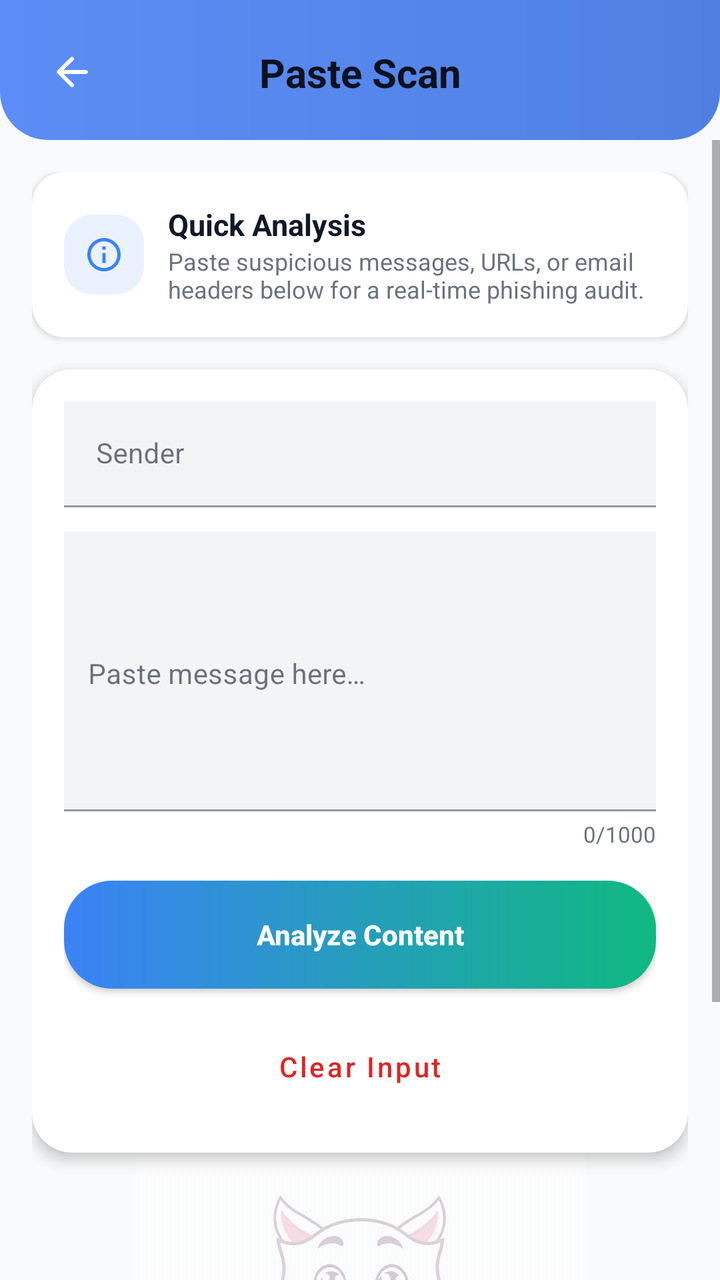
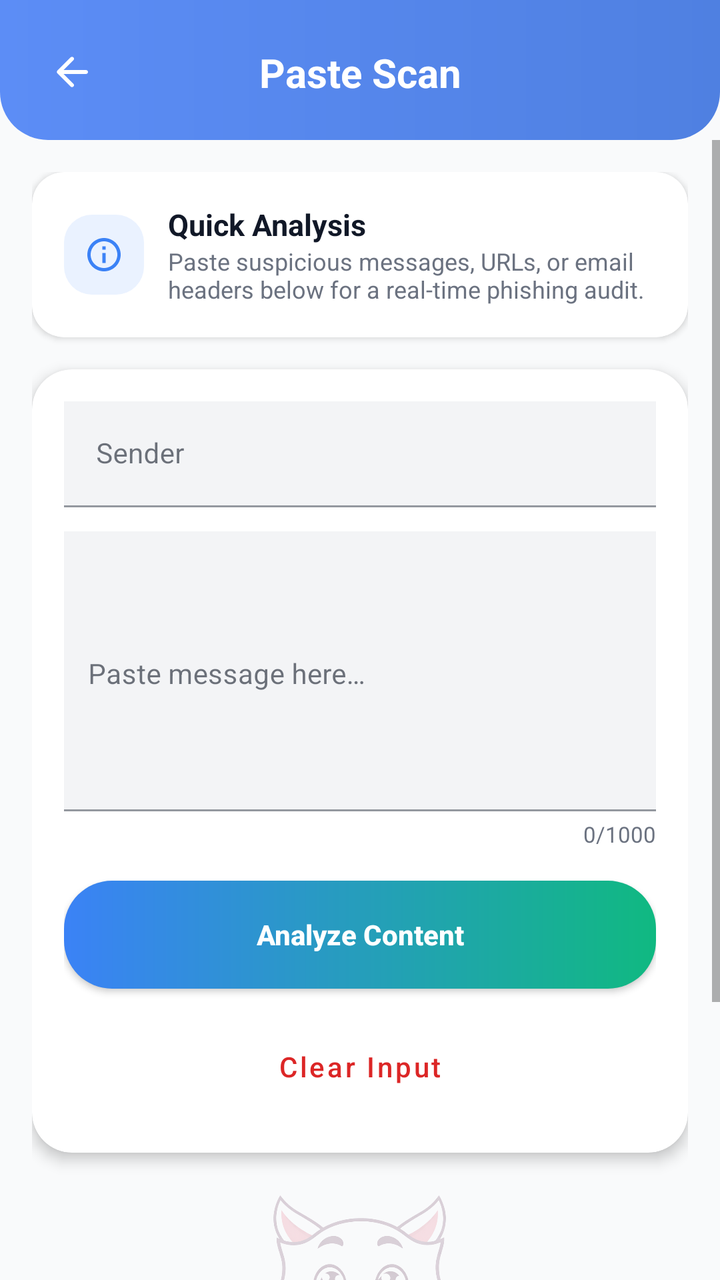

Before-and-after screenshots of an Android layout around one commit, followed by the original layout XML and the change that was made.
<!-- AndroidManifest.xml: application theme Theme.PhishSwish -->
<!-- res/layout/activity_paste_scan.xml -->
<?xml version="1.0" encoding="utf-8"?>
<androidx.constraintlayout.widget.ConstraintLayout
    xmlns:android="http://schemas.android.com/apk/res/android"
    xmlns:app="http://schemas.android.com/apk/res-auto"
    xmlns:tools="http://schemas.android.com/tools"
    android:id="@+id/main"
    android:layout_width="match_parent"
    android:layout_height="match_parent"
    android:background="@color/app_bg">

    
    <androidx.constraintlayout.widget.ConstraintLayout
        android:id="@+id/clHeader"
        android:layout_width="match_parent"
        android:layout_height="70dp"
        android:background="@drawable/bg_history_header"
        android:paddingTop="16dp"
        app:layout_constraintTop_toTopOf="parent">

        <ImageButton
            android:id="@+id/btnBack"
            android:layout_width="40dp"
            android:layout_height="40dp"
            android:layout_marginStart="16dp"
            android:background="?attr/selectableItemBackgroundBorderless"
            android:src="@drawable/ic_back_arrow"
            app:tint="@android:color/white"
            app:layout_constraintStart_toStartOf="parent"
            app:layout_constraintTop_toTopOf="parent"
            android:contentDescription="Back" />

        <TextView
            android:id="@+id/tvTitle"
            android:layout_width="wrap_content"
            android:layout_height="wrap_content"
            android:text="@string/title_paste_scan_header"
            android:textColor="?android:attr/textColorPrimary"
            android:textSize="20sp"
            android:textStyle="bold"
            app:layout_constraintBottom_toBottomOf="@+id/btnBack"
            app:layout_constraintEnd_toEndOf="parent"
            app:layout_constraintStart_toStartOf="parent"
            app:layout_constraintTop_toTopOf="@+id/btnBack" />

    </androidx.constraintlayout.widget.ConstraintLayout>

    <ScrollView
        android:layout_width="match_parent"
        android:layout_height="0dp"
        android:fillViewport="true"
        android:clipToPadding="false"
        android:paddingBottom="32dp"
        app:layout_constraintBottom_toBottomOf="parent"
        app:layout_constraintTop_toBottomOf="@id/clHeader">

        <LinearLayout
            android:layout_width="match_parent"
            android:layout_height="wrap_content"
            android:orientation="vertical"
            android:padding="16dp">

            
            <androidx.cardview.widget.CardView
                android:layout_width="match_parent"
                android:layout_height="wrap_content"
                app:cardCornerRadius="16dp"
                app:cardElevation="2dp">

                <LinearLayout
                    android:layout_width="match_parent"
                    android:layout_height="wrap_content"
                    android:orientation="horizontal"
                    android:padding="16dp"
                    android:gravity="center_vertical">

                    <FrameLayout
                        android:layout_width="40dp"
                        android:layout_height="40dp"
                        android:background="@drawable/bg_icon_container">
                        <ImageView
                            android:layout_width="20dp"
                            android:layout_height="20dp"
                            android:layout_gravity="center"
                            android:src="@drawable/ic_scan"
                            app:tint="@color/home_primary" />
                    </FrameLayout>

                    <LinearLayout
                        android:layout_width="0dp"
                        android:layout_height="wrap_content"
                        android:layout_weight="1"
                        android:layout_marginStart="12dp"
                        android:orientation="vertical">
                        <TextView
                            android:layout_width="wrap_content"
                            android:layout_height="wrap_content"
                            android:text="@string/paste_scan_card_title"
                            android:textStyle="bold"
                            android:textSize="15sp"
                            android:textColor="@color/text_dark" />
                        <TextView
                            android:layout_width="wrap_content"
                            android:layout_height="wrap_content"
                            android:text="@string/paste_scan_card_sub"
                            android:textSize="12sp"
                            android:textColor="@color/text_muted" />
                    </LinearLayout>
                </LinearLayout>
            </androidx.cardview.widget.CardView>

            
            <androidx.cardview.widget.CardView
                android:id="@+id/cvInput"
                android:layout_width="match_parent"
                android:layout_height="wrap_content"
                android:layout_marginTop="16dp"
                app:cardCornerRadius="20dp"
                app:cardElevation="4dp">

                <LinearLayout
                    android:layout_width="match_parent"
                    android:layout_height="wrap_content"
                    android:orientation="vertical"
                    android:padding="16dp">

                    <com.google.android.material.textfield.TextInputLayout
                        android:id="@+id/tilSender"
                        android:layout_width="match_parent"
                        android:layout_height="wrap_content"
                        android:hint="@string/hint_sender">

                        <com.google.android.material.textfield.TextInputEditText
                            android:id="@+id/etSender"
                            android:layout_width="match_parent"
                            android:layout_height="wrap_content"
                            android:inputType="textPersonName"
                            android:background="@color/divider"
                            android:textSize="14sp" />

                    </com.google.android.material.textfield.TextInputLayout>

                    <com.google.android.material.textfield.TextInputLayout
                        android:id="@+id/tilMessage"
                        android:layout_width="match_parent"
                        android:layout_height="wrap_content"
                        android:layout_marginTop="12dp"
                        android:hint="@string/hint_message">

                        <com.google.android.material.textfield.TextInputEditText
                            android:id="@+id/etMessage"
                            android:layout_width="match_parent"
                            android:layout_height="140dp"
                            android:background="@color/divider"
                            android:gravity="top"
                            android:inputType="textMultiLine"
                            android:paddingStart="12dp"
                            android:paddingEnd="12dp"
                            android:paddingBottom="12dp"
                            android:paddingTop="28dp"
                            android:textSize="14sp" />

                    </com.google.android.material.textfield.TextInputLayout>

                    <TextView
                        android:id="@+id/tvCharCount"
                        android:layout_width="wrap_content"
                        android:layout_height="wrap_content"
                        android:layout_gravity="end"
                        android:layout_marginTop="4dp"
                        android:text="0/1000"
                        android:textColor="@color/text_muted"
                        android:textSize="11sp" />

                    <Button
                        android:id="@+id/btnScan"
                        android:layout_width="match_parent"
                        android:layout_height="wrap_content"
                        android:minHeight="54dp"
                        android:layout_marginTop="16dp"
                        android:background="@drawable/bg_button_analyze"
                        android:text="@string/btn_analyze_content"
                        android:textAllCaps="false"
                        android:textColor="@android:color/white"
                        android:textStyle="bold"
                        app:icon="@drawable/ic_bolt"
                        app:iconGravity="textStart" />

                    <Button
                        android:id="@+id/btnClear"
                        style="@style/Widget.MaterialComponents.Button.OutlinedButton"
                        android:layout_width="match_parent"
                        android:layout_height="wrap_content"
                        android:minHeight="54dp"
                        android:layout_marginTop="12dp"
                        android:background="@drawable/bg_button_outline_red"
                        android:text="@string/btn_clear_input"
                        android:textAllCaps="false"
                        android:textColor="@color/scam_red"
                        app:icon="@drawable/ic_delete"
                        app:iconTint="@color/scam_red"
                        app:strokeColor="@color/scam_red" />

                </LinearLayout>
            </androidx.cardview.widget.CardView>

            
            <LinearLayout
                android:layout_width="match_parent"
                android:layout_height="wrap_content"
                android:orientation="vertical"
                android:gravity="center"
                android:layout_marginTop="0dp"
                android:layout_marginBottom="20dp">

                <ImageView
                    android:id="@+id/ivAiStatusIcon"
                    android:layout_width="250dp"
                    android:layout_height="150dp"
                    android:src="@drawable/cat_image"
                    android:alpha="0.35"
                    android:contentDescription="AI status icon" />

                <TextView
                    android:id="@+id/tvLastScanStatus"
                    android:layout_width="wrap_content"
                    android:layout_height="wrap_content"
                    android:layout_marginTop="0dp"
                    android:text="@string/label_ai_powered"
                    android:textColor="@color/text_muted"
                    android:textSize="14sp"
                    android:gravity="center"
                    android:paddingHorizontal="32dp" />

            </LinearLayout>

        </LinearLayout>
    </ScrollView>

</androidx.constraintlayout.widget.ConstraintLayout>
<!-- resources referenced by this layout -->
<resources>
  <color name="app_bg">#F9FAFB</color>
  <color name="divider">#F3F4F6</color>
  <color name="home_primary">#3B82F6</color>
  <color name="scam_red">#DC2626</color>
  <color name="text_dark">#111827</color>
  <color name="text_muted">#6B7280</color>
  <!-- drawable bg_button_analyze (drawable) -->
  <?xml version="1.0" encoding="utf-8"?>
  <shape xmlns:android="http://schemas.android.com/apk/res/android">
      <gradient
          android:startColor="@color/colorPrimary"
          android:endColor="#10B981"
          android:angle="0"/>
      <corners android:radius="24dp"/>
  </shape>
  <!-- drawable bg_button_outline_red (drawable) -->
  <?xml version="1.0" encoding="utf-8"?>
  <shape xmlns:android="http://schemas.android.com/apk/res/android">
      <solid android:color="@android:color/transparent"/>
      <stroke android:width="1.5dp" android:color="#DC2626"/>
      <corners android:radius="24dp"/>
  </shape>
  <!-- drawable bg_history_header (drawable) -->
  <?xml version="1.0" encoding="utf-8"?>
  <shape xmlns:android="http://schemas.android.com/apk/res/android">
      <gradient
          android:startColor="#5C8DF6"
          android:endColor="#4F80E1"
          android:angle="0"/>
      <corners
          android:bottomLeftRadius="24dp"
          android:bottomRightRadius="24dp"/>
  </shape>
  <!-- drawable bg_icon_container (drawable) -->
  <?xml version="1.0" encoding="utf-8"?>
  <shape xmlns:android="http://schemas.android.com/apk/res/android">
      <solid android:color="@color/icon_bg"/>
      <corners android:radius="14dp"/>
  </shape>
  <!-- drawable cat_image: png bitmap (drawable, 203805 bytes) -->
  <!-- drawable ic_delete (drawable) -->
  <vector xmlns:android="http://schemas.android.com/apk/res/android"
      android:width="24dp"
      android:height="24dp"
      android:viewportWidth="24"
      android:viewportHeight="24">
      <path
          android:fillColor="@color/surface"
          android:pathData="M6,19c0,1.1 0.9,2 2,2h8c1.1,0 2,-0.9 2,-2V7H6v12zM19,4h-3.5l-1,-1h-5l-1,1H5v2h14V4z"/>
  </vector>
  <!-- drawable ic_scan (drawable) -->
  <vector xmlns:android="http://schemas.android.com/apk/res/android"
      android:width="24dp"
      android:height="24dp"
      android:viewportWidth="24"
      android:viewportHeight="24">
      <path
          android:fillColor="@color/colorPrimary"
          android:pathData="M12,2C6.48,2 2,6.48 2,12s4.48,10 10,10 10,-4.48 10,-10S17.52,2 12,2zM12,20c-4.41,0 -8,-3.59 -8,-8s3.59,-8 8,-8 8,3.59 8,8 -3.59,8 -8,8zM11,7h2v2h-2zM11,11h2v6h-2z"/>
  </vector>
  <string name="btn_analyze_content">Analyze Content</string>
  <string name="btn_clear_input">Clear Input</string>
  <string name="hint_message">Paste message here…</string>
  <string name="hint_sender">Sender</string>
  <string name="label_ai_powered">AI-Powered Detection. No scans yet.</string>
  <string name="paste_scan_card_sub">Paste suspicious messages, URLs, or email headers below for a real-time phishing audit.</string>
  <string name="paste_scan_card_title">Quick Analysis</string>
  <string name="title_paste_scan_header">Paste Scan</string>
  <color name="colorPrimary">#3B82F6</color>
  <color name="icon_bg">#EAF2FF</color>
  <color name="surface">#FFFFFF</color>
  <color name="colorPrimaryDark">#2563EB</color>
  <color name="colorSecondary">#FF9800</color>
  <color name="colorOnPrimary">#FFFFFF</color>
  <color name="colorOnSecondary">#000000</color>
  <color name="colorSurface">#FFFFFF</color>
  <color name="colorOnSurface">#111827</color>
  <color name="colorBackground">#F9FAFB</color>
  <!-- unchanged entries left out for length: 3 -->
</resources>

<!-- the commit's change to res/layout/activity_paste_scan.xml (unified diff, before → after) -->
@@ -34,7 +34,7 @@
             android:layout_width="wrap_content"
             android:layout_height="wrap_content"
             android:text="@string/title_paste_scan_header"
-            android:textColor="?android:attr/textColorPrimary"
+            android:textColor="@color/white"
             android:textSize="20sp"
             android:textStyle="bold"
             app:layout_constraintBottom_toBottomOf="@+id/btnBack"
<!-- resource entries referenced after the edit -->
@@ -6,6 +6,7 @@
   <color name="scam_red">#DC2626</color>
   <color name="text_dark">#111827</color>
   <color name="text_muted">#6B7280</color>
+  <color name="white">#FFFFFFFF</color>
   <!-- drawable bg_button_analyze (drawable) -->
   <?xml version="1.0" encoding="utf-8"?>
   <shape xmlns:android="http://schemas.android.com/apk/res/android">
@@ -39,7 +40,7 @@
       <solid android:color="@color/icon_bg"/>
       <corners android:radius="14dp"/>
   </shape>
-  <!-- drawable cat_image: png bitmap (drawable, 203805 bytes) -->
+  <!-- drawable cat_image: png bitmap (drawable, 188068 bytes) -->
   <!-- drawable ic_delete (drawable) -->
   <vector xmlns:android="http://schemas.android.com/apk/res/android"
       android:width="24dp"
